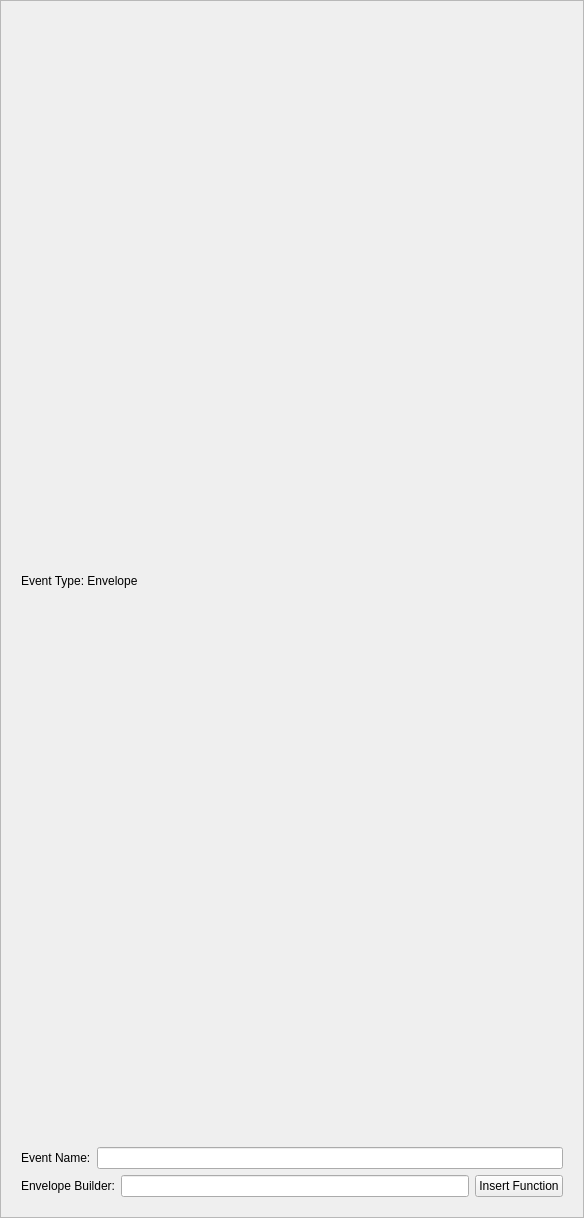
Before: the Qt Designer form LASSIE/src/ui/Attributes.ui in passyur/DISSCO-2.2.0, drawn with Qt 5.
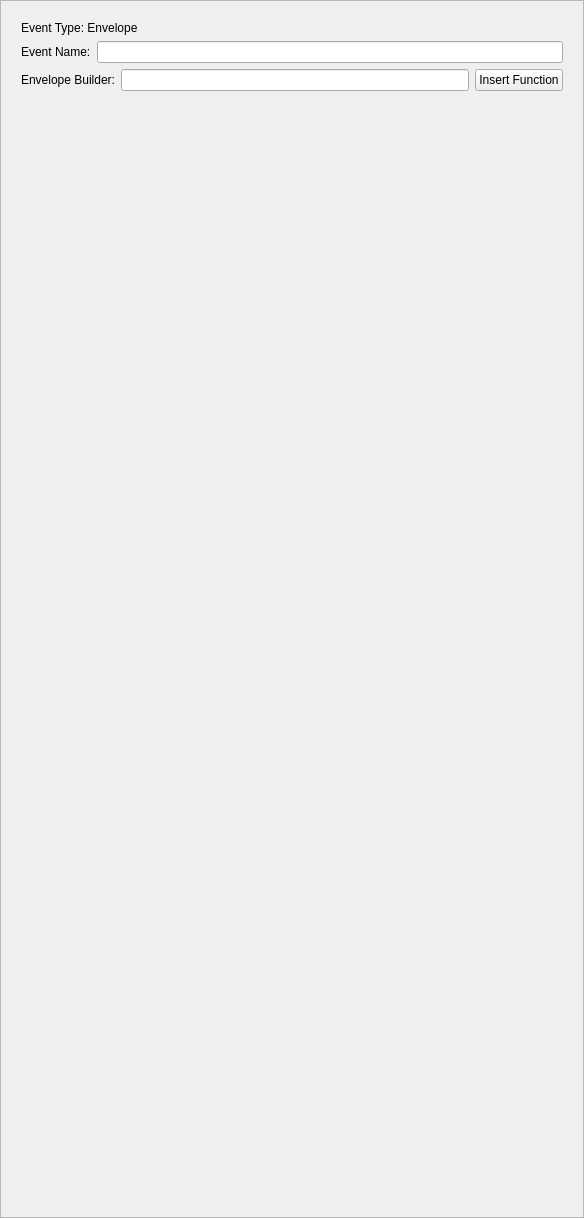
After: the same form once the commit is applied. The open tabs and pages were chosen to show the change.

Commit message: Fix pages layout/spacing

Diff of the .ui file:
```diff
--- a/LASSIE/src/ui/Attributes.ui
+++ b/LASSIE/src/ui/Attributes.ui
@@ -1094,6 +1094,19 @@
                             </item>
                         </layout>
                         </item>
+                        <item>
+                            <spacer name="envVerticalSpacer">
+                                <property name="orientation">
+                                    <enum>Qt::Vertical</enum>
+                                </property>
+                                <property name="sizeHint" stdset="0">
+                                    <size>
+                                        <width>20</width>
+                                        <height>40</height>
+                                    </size>
+                                </property>
+                            </spacer>
+                        </item>
                 </layout>
             </widget>
             <widget class="QWidget" name="sievePage">
```
Left out of the diff: 78 changed lines with no effect on the pictures. The commit also changes 1 other file.
